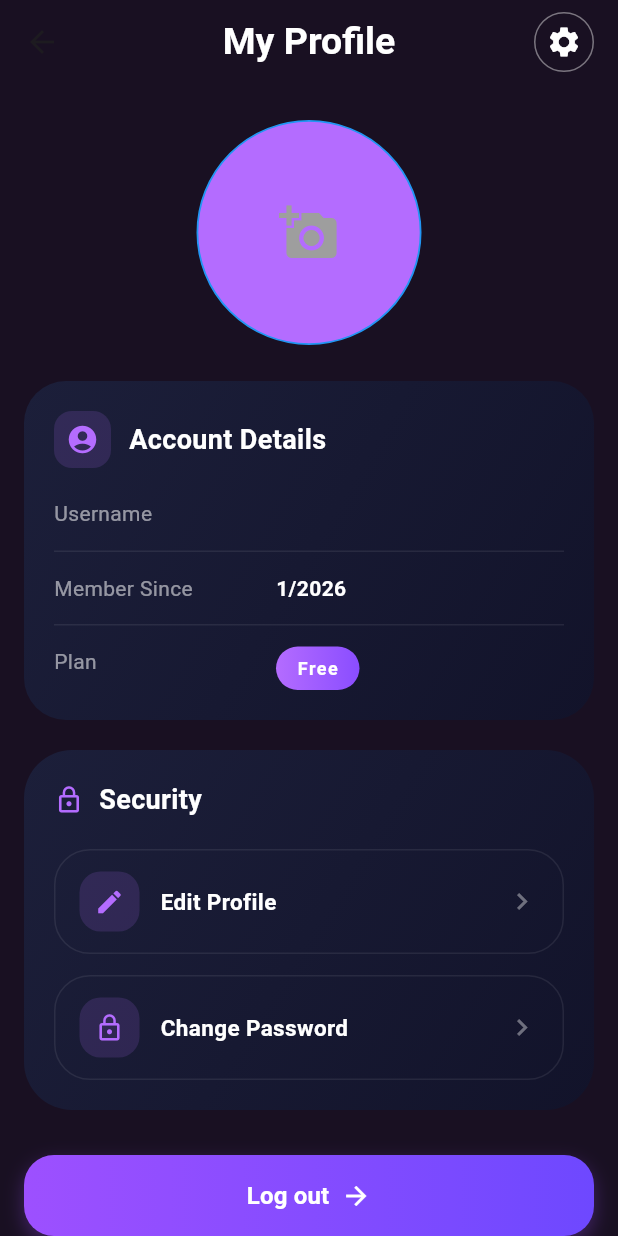
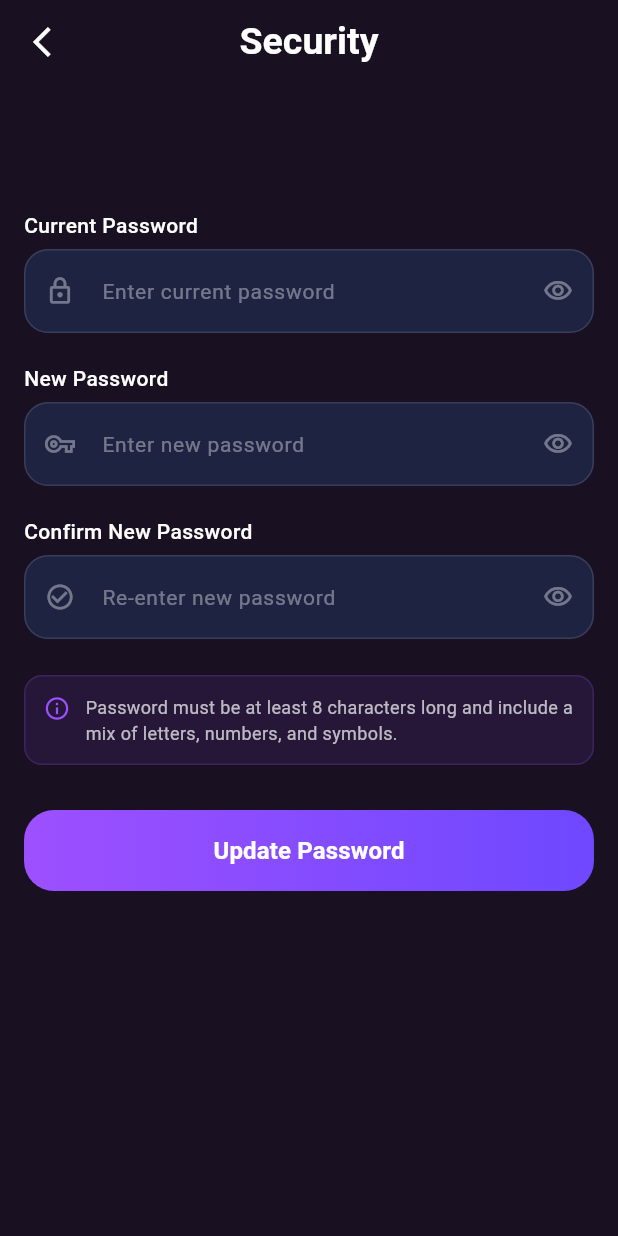
Before and after one commit to thanhbinh-204/HTMovie, a Flutter app: the ProfilePage screen opened directly, after a tap on "Change Password", on a phone screen of 412 x 824 dp. Run offline on Flutter 3.47's test engine with Material 3 defaults, Android fonts, the phone set to English and light mode, and no system bars; our stand-ins replace image_picker, persistent_bottom_nav_bar, shared_preferences; accounts and stored records are empty; network calls fail.

Commit message:
add UI edit profile and change password

```diff
--- /dev/null
+++ b/lib/page/navbar_page/change_pass_page.dart
@@ -0,0 +1,241 @@
+import 'package:flutter/material.dart';
+
+class ChangePassPage extends StatefulWidget {
+  @override
+  State<StatefulWidget> createState() => _ChangePassState();
+}
+
+class _ChangePassState extends State<ChangePassPage> {
+  // xử lý ẩn hiện mật khẩu
+  bool _obscurePassword = true; // cũ
+  bool _obscureRepeatPassword = true; // mới
+  bool _obscureConfirmPassword = true; // confirm mới
+
+  final currentPass = TextEditingController();
+  final newPass = TextEditingController();
+  final confirmPass = TextEditingController();
+
+  @override
+  Widget build(BuildContext context) {
+    final size = MediaQuery.of(context).size;
+    final isSmallPhone = size.height < 700;
+    final isTablet = size.width >= 600;
+
+    return Scaffold(
+      backgroundColor: Color(0xFF191022),
+      appBar: AppBar(
+        title: Text(
+          "Security",
+          style: TextStyle(
+            color: Colors.white,
+            fontWeight: FontWeight.bold,
+            fontSize: 25,
+          ),
+        ),
+        backgroundColor: Color(0xFF191022),
+        centerTitle: true,
+        leading: Padding(
+          padding: EdgeInsets.only(left: isTablet ? 20 : 12),
+          child: IconButton(
+            onPressed: () {
+              Navigator.pop(context);
+            },
+            icon: Icon(Icons.arrow_back_ios, color: Colors.white),
+          ),
+        ),
+      ),
+      body: SafeArea(
+        child: SingleChildScrollView(
+          child: Padding(
+            padding: EdgeInsets.symmetric(
+              horizontal: isTablet ? 32 : 16,
+              vertical: isSmallPhone ? 16 : 24,
+            ),
+            child: Form(
+              child: Column(
+                children: [
+                  SizedBox(height: isSmallPhone ? 50 : 60,),
+                  _buildLabel("Current Password"),
+                  SizedBox(height: 6),
+                  _buildTextField(
+                    controller: currentPass,
+                    hintText: 'Enter current password',
+                    isPassword: true,
+                    icon: Icons.lock_outlined,
+                    isObscured: _obscurePassword,
+                    onToggle: () {
+                      setState(() {
+                        _obscurePassword = !_obscurePassword;
+                      });
+                    },
+                  ),
+                  SizedBox(height: isSmallPhone ? 15 : 20),
+                  _buildLabel("New Password"),
+                  SizedBox(height: 6),
+                  _buildTextField(
+                    controller: newPass,
+                    hintText: 'Enter new password',
+                    isPassword: true,
+                    icon: Icons.vpn_key_outlined,
+                    isObscured: _obscureRepeatPassword,
+                    onToggle: () {
+                      setState(() {
+                        _obscureRepeatPassword = !_obscureRepeatPassword;
+                      });
+                    },
+                  ),
+                  SizedBox(height: isSmallPhone ? 15 : 20),
+                  _buildLabel("Confirm New Password"),
+                  SizedBox(height: 6),
+                  _buildTextField(
+                    controller: confirmPass,
+                    hintText: 'Re-enter new password',
+                    isPassword: true,
+                    icon: Icons.check_circle_outline,
+                    isObscured: _obscureConfirmPassword,
+                    onToggle: () {
+                      setState(() {
+                        _obscureConfirmPassword = !_obscureConfirmPassword;
+                      });
+                    },
+                  ),
+                  SizedBox(height: 24),
+                  _buildRequirementBox(),
+                  SizedBox(height: 30),
+                  _buildUpdatePassButton(size),
+                ],
+              ),
+            ),
+          ),
+        ),
+      ),
+    );
+  }
+
+  //widget build custom
+  Widget _buildLabel(String text) {
+    return Row(
+      crossAxisAlignment: CrossAxisAlignment.start,
+      children: [
+        Text(
+          text,
+          style: TextStyle(
+            color: Colors.white,
+            fontWeight: FontWeight.w500,
+            fontSize: 14,
+          ),
+        ),
+      ],
+    );
+  }
+
+  Widget _buildTextField({
+    required TextEditingController controller,
+    required String hintText,
+    required IconData icon,
+    bool isPassword = false,
+    bool isObscured = false, //biến trạng thái mới
+    VoidCallback? onToggle, // xử lý click ẩn hiện pass
+    String? Function(String?)? validator,
+  }) {
+    return TextFormField(
+      controller: controller,
+      obscureText: isPassword ? isObscured : false,
+      style: TextStyle(color: Colors.white),
+      validator: validator,
+      decoration: InputDecoration(
+        hintText: hintText,
+        hintStyle: TextStyle(color: Colors.white38, fontSize: 14),
+        prefixIcon: Icon(icon, color: Colors.white38, size: 20),
+        suffixIcon:
+            isPassword
+                ? IconButton(
+                  icon: Icon(
+                    isObscured
+                        ? Icons.visibility_outlined
+                        : Icons.visibility_off_outlined,
+                    color: Colors.white38,
+                    size: 20,
+                  ),
+                  onPressed: onToggle,
+                )
+                : null,
+        filled: true,
+        fillColor: const Color(0xFF1E2342),
+        contentPadding: EdgeInsets.symmetric(vertical: 16),
+        enabledBorder: OutlineInputBorder(
+          borderRadius: BorderRadius.circular(16),
+          borderSide: BorderSide(color: Colors.white12),
+        ),
+        focusedBorder: OutlineInputBorder(
+          borderRadius: BorderRadius.circular(16),
+          borderSide: BorderSide(color: Color(0xFF9D50FF)),
+        ),
+      ),
+    );
+  }
+
+  Widget _buildRequirementBox() {
+    return Container(
+      padding: EdgeInsets.all(12),
+      decoration: BoxDecoration(
+        color: const Color(0xFF9D50FF).withOpacity(0.1),
+        borderRadius: BorderRadius.circular(12),
+        border: Border.all(color: const Color(0xFF9D50FF).withOpacity(0.2)),
+      ),
+      child: Row(
+        crossAxisAlignment: CrossAxisAlignment.start,
+        children: [
+          Icon(Icons.info_outline, color: Color(0xFF9D50FF), size: 18),
+          SizedBox(width: 10),
+          Expanded(
+            child: Text(
+              "Password must be at least 8 characters long and include a mix of letters, numbers, and symbols.",
+              style: TextStyle(
+                color: Colors.white70,
+                fontSize: 12,
+                height: 1.4,
+              ),
+            ),
+          ),
+        ],
+      ),
+    );
+  }
+
+  Widget _buildUpdatePassButton(Size size) {
+    return Container(
+      width: double.infinity,
+      height: 54,
+      decoration: BoxDecoration(
+        borderRadius: BorderRadius.circular(20),
+        gradient: LinearGradient(
+          colors: [Color(0xFF9D50FF), Color(0xFF6E48FF)],
+        ),
+      ),
+      child: ElevatedButton(
+        onPressed: () {},
+        style: ElevatedButton.styleFrom(
+          backgroundColor: Colors.transparent,
+          shadowColor: Colors.transparent,
+          shape: RoundedRectangleBorder(
+            borderRadius: BorderRadius.circular(20),
+          ),
+        ),
+        child: Row(
+          mainAxisAlignment: MainAxisAlignment.center,
+          children: [
+            Text(
+              "Update Password",
+              style: TextStyle(
+                fontSize: 16,
+                fontWeight: FontWeight.bold,
+                color: Colors.white,
+              ),
+            ),
+          ],
+        ),
+      ),
+    );
+  }
+}
--- a/lib/widget/items/items_user/security_user.dart
+++ b/lib/widget/items/items_user/security_user.dart
@@ -1,5 +1,8 @@
 import 'package:flutter/material.dart';
+import 'package:persistent_bottom_nav_bar/persistent_bottom_nav_bar.dart';
 import 'security_item.dart';
+import '../../../page/navbar_page/editprofile_user_page.dart';
+import '../../../page/navbar_page/change_pass_page.dart';
 
 class SecurityUser extends StatelessWidget {
   const SecurityUser({super.key});
@@ -42,13 +45,30 @@ class SecurityUser extends StatelessWidget {
             ],
           ),
           SizedBox(height: isSmallPhone ? 16 : 20),
-          SecurityItem(icon: Icons.edit, title: 'Edit Profile', onTap: () {
-            print("nhấn edit profile");
-          }),
+          SecurityItem(
+            icon: Icons.edit,
+            title: 'Edit Profile',
+            onTap: () {
+              PersistentNavBarNavigator.pushNewScreen(
+                context,
+                screen: EditprofileUserPage(),
+                withNavBar: false, // không kèm navbar theo khi chuyển trang
+              );
+            },
+          ),
           SizedBox(height: 14),
-          SecurityItem(icon: Icons.lock_outline, title: 'Change Password',onTap: () {
-            print("nhấn change password");
-          },),
+
+          SecurityItem(
+            icon: Icons.lock_outline,
+            title: 'Change Password',
+            onTap: () {
+              PersistentNavBarNavigator.pushNewScreen(
+                context,
+                screen: ChangePassPage(),
+                withNavBar: false, // không kèm navbar theo khi chuyển trang
+              );
+            },
+          ),
         ],
       ),
     );
```
Also changed, not shown: lib/page/navbar_page/editprofile_user_page.dart (added, +191 -0 lines).
